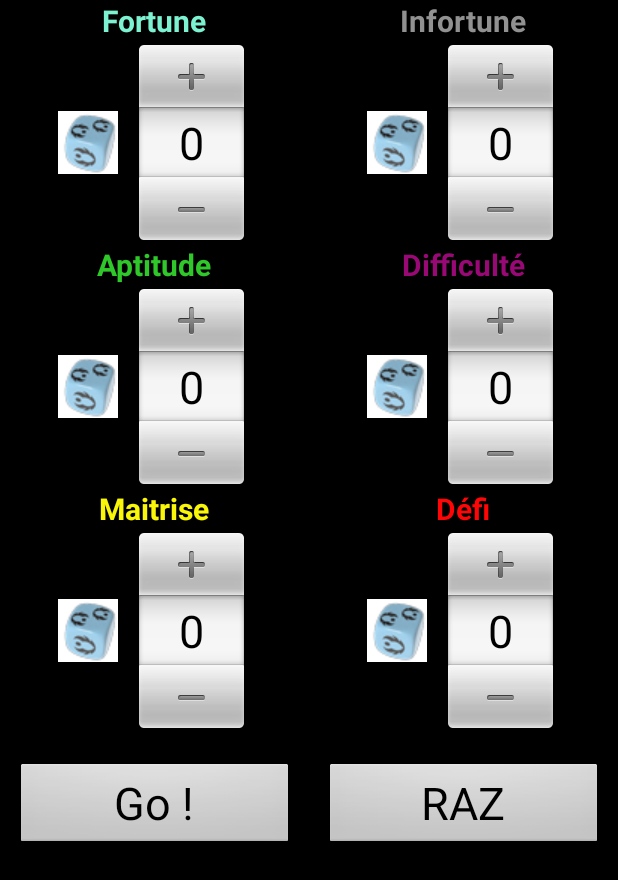
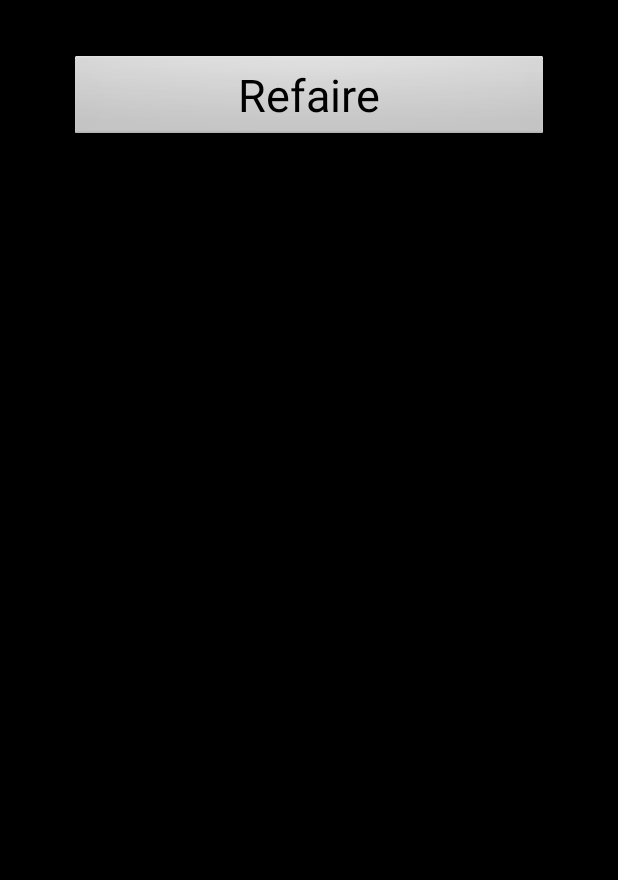
Before and after one commit to pFernbach/StarWars-dice-app, an Android app: the screen it shows after launch (SelectDice before the commit, DisplayResult after it), after a tap on "Go !", on a phone screen of 412 x 824 dp. Shown: the top 880 px of the screen. Run offline under Robolectric (Android 15) with nearby library versions, the phone set to English and light mode, and no system bars.

Commit message:
add activity_display_result.xml

```diff
--- /dev/null
+++ b/Starwarsdice2/app/src/main/java/merwyn/starwarsdice/DisplayResult.java
@@ -0,0 +1,87 @@
+package merwyn.starwarsdice;
+
+import android.app.Activity;
+import android.content.Intent;
+import android.os.Bundle;
+import android.widget.Toast;
+
+import java.util.Random;
+
+
+public class DisplayResult extends Activity {
+
+    private int[] dices;
+    private int[] results;
+    private Toast toast;
+    private Random genRand;
+
+    @Override
+    protected void onCreate(Bundle savedInstanceState) {
+        super.onCreate(savedInstanceState);
+        setContentView(R.layout.activity_display_result);
+        toast =Toast.makeText(this,"",Toast.LENGTH_LONG);
+        results = new int[6];
+        genRand = new Random();
+        Intent in = getIntent(); // permet de recuperer les infos de l'ecran precedent
+        dices = in.getIntArrayExtra("dices");
+        showNumberDice();
+        throwDices();
+    }
+// throw dice depending on number of dice selected, and display it
+    private void throwDices() {
+
+    }
+
+    // jete un dés 6, bad = 0 : des de fortune bad = 1 des d'infortune
+    private void throwD6(int bad){
+        long res = (long)(6 * genRand.nextDouble());
+        int randomNumber =  (int)(res + 1);
+        switch (randomNumber){
+            case 1 :
+                //todo affichage
+                break;
+            case 2 :
+                //todo affichage
+                break;
+            case 3 :
+                results[(3*bad)] ++;
+                //todo affichage
+                break;
+            case 4 :
+                results[1+(3*bad)] ++;
+                //todo affichage
+                break;
+            case 5 :
+                results[(3*bad)] +=2;
+                //todo affichage
+                break;
+            case 6 :
+                results[(3*bad)] ++;
+                results[1+(3*bad)] ++;
+                //todo affichage
+                break;
+        }
+    }
+
+    private void showNumberDice() {
+        StringBuilder message = new StringBuilder();
+        message.append("Dès selectionnée (result) : \n");
+        message.append(dices[0]);
+        message.append("  fortune \n");
+        message.append(dices[1]);
+        message.append("  aptitude \n");
+        message.append(dices[2]);
+        message.append("  maitrise \n");
+        message.append(dices[3]);
+        message.append("  infortune \n");
+        message.append(dices[4]);
+        message.append("  difficulté \n");
+        message.append(dices[5]);
+        message.append("  défi");
+        toast.setText(message.toString());
+        toast.show();
+
+    }
+
+
+}
--- a/Starwarsdice2/app/src/main/java/merwyn/starwarsdice/SelectDice.java
+++ b/Starwarsdice2/app/src/main/java/merwyn/starwarsdice/SelectDice.java
@@ -2,12 +2,10 @@ package merwyn.starwarsdice;
 
 import android.app.Activity;
 import android.content.Context;
+import android.content.Intent;
 import android.hardware.Sensor;
 import android.hardware.SensorManager;
-import android.support.v7.app.ActionBarActivity;
 import android.os.Bundle;
-import android.view.Menu;
-import android.view.MenuItem;
 import android.view.View;
 import android.widget.Button;
 import android.widget.NumberPicker;
@@ -85,6 +83,26 @@ public class SelectDice extends Activity {
     }
 
     private void throwDice(){
+//        showMessage();
+        Intent i = new Intent(getApplicationContext(), DisplayResult.class);
+        startActivity(i);
+
+        // met en forme et envoie les info du nombre de des a l'ecran de resultat
+        int dices[];
+        dices = new int [6];
+        dices[0] = nps.get(0).getValue();
+        dices[1] = nps.get(1).getValue();
+        dices[2] = nps.get(2).getValue();
+        dices[3] = nps.get(3).getValue();
+        dices[4] = nps.get(4).getValue();
+        dices[5] = nps.get(5).getValue();
+
+        i.putExtra("dices",dices);
+        startActivity(i);
+
+    }
+
+    private void showMessage() {
         StringBuilder message = new StringBuilder();
         message.append("Dès selectionnée : \n");
         message.append(nps.get(0).getValue());
@@ -101,6 +119,7 @@ public class SelectDice extends Activity {
         message.append("  défi");
         toast.setText(message.toString());
         toast.show();
+
     }
 
 
--- /dev/null
+++ b/Starwarsdice2/app/src/main/res/layout/activity_display_result.xml
@@ -0,0 +1,23 @@
+<RelativeLayout xmlns:android="http://schemas.android.com/apk/res/android"
+    xmlns:tools="http://schemas.android.com/tools" android:layout_width="match_parent"
+    android:layout_height="match_parent" android:paddingLeft="@dimen/activity_horizontal_margin"
+    android:paddingRight="@dimen/activity_horizontal_margin"
+    android:paddingTop="@dimen/activity_vertical_margin"
+    android:paddingBottom="@dimen/activity_vertical_margin"
+    tools:context="merwyn.starwarsdice.DisplayResult">
+
+    <Button
+        android:id="@+id/btreset"
+        android:gravity="center"
+
+        android:layout_width="match_parent"
+        android:layout_height="wrap_content"
+        android:layout_gravity="bottom"
+        android:layout_marginTop="20dp"
+        android:layout_marginLeft="30dp"
+        android:layout_marginRight="30dp"
+        android:text="@string/reset"
+        android:textSize="30sp"
+        />
+
+</RelativeLayout>
--- a/Starwarsdice2/app/src/main/res/layout/activity_select_dice.xml
+++ b/Starwarsdice2/app/src/main/res/layout/activity_select_dice.xml
@@ -1,9 +1,14 @@
-<LinearLayout xmlns:android="http://schemas.android.com/apk/res/android"
+<ScrollView xmlns:android="http://schemas.android.com/apk/res/android"
     xmlns:tools="http://schemas.android.com/tools"
     android:layout_width="match_parent"
+    android:layout_height="wrap_content"
+    tools:context=".SelectDice">
+
+    <LinearLayout
+        android:layout_width="match_parent"
         android:layout_height="match_parent"
-    android:orientation="horizontal"
-    tools:context=".SelectDice">
+        android:orientation="horizontal">
+
 
 
         <!-- Colone de gauche-->
@@ -262,7 +267,7 @@
 
         </LinearLayout>
 
+    </LinearLayout>
 
 
-
-</LinearLayout>
+</ScrollView>
--- a/Starwarsdice2/app/src/main/res/values/strings.xml
+++ b/Starwarsdice2/app/src/main/res/values/strings.xml
@@ -11,4 +11,7 @@
     <string name="d12_bad">Défi</string>
     <string name="go">Go !</string>
     <string name="raz">RAZ</string>
+    <string name="reset">Refaire</string>
+
+    <string name="title_activity_display_result">DisplayResult</string>
 </resources>
```
Also changed, not shown: Starwarsdice2/app/src/main/AndroidManifest.xml (+21 -5 lines), Starwarsdice2/app/src/main/res/menu/menu_display_result.xml (added, +7 -0 lines), 1 other file. Lines whose indentation alone changed are shown as unchanged.
